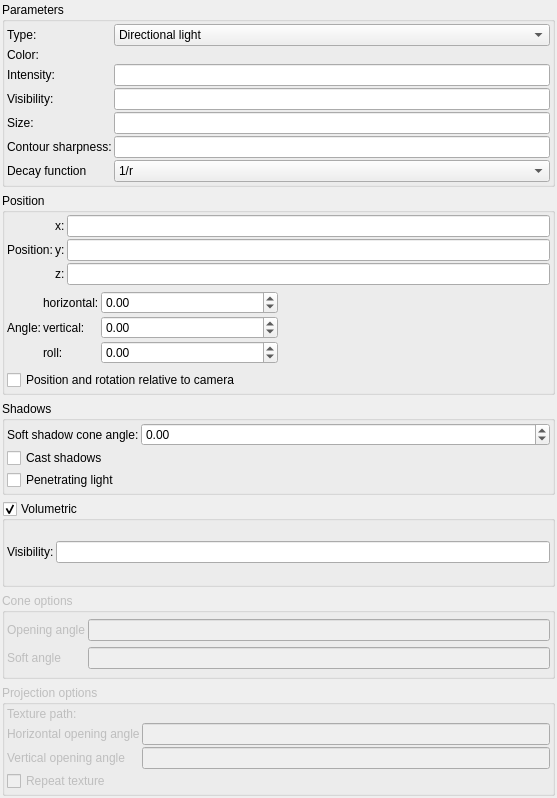
Above: mandelbulber2/qt/light_editor.ui from buddhi1980/mandelbulber2 before the change. Below: the same form after it.
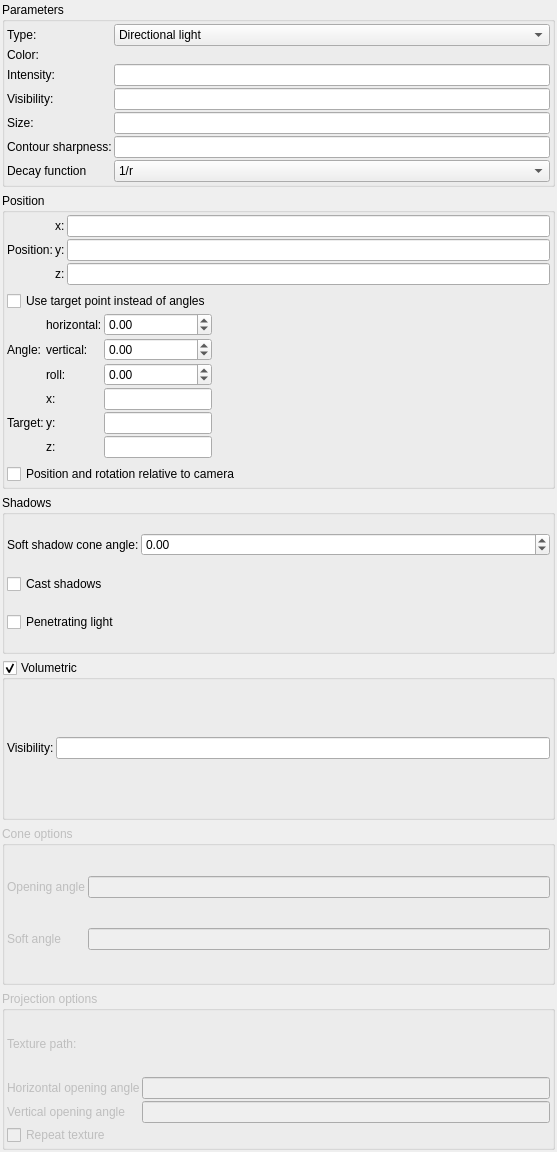
That is the form after the change. Icons and pictures are not drawn. Custom widgets are drawn as their Qt base class.

Commit message: Added option to set light cone direction defined by target point

```diff
--- a/mandelbulber2/qt/light_editor.ui
+++ b/mandelbulber2/qt/light_editor.ui
@@ -10,7 +10,7 @@
     <x>0</x>
     <y>0</y>
     <width>557</width>
-    <height>798</height>
+    <height>1152</height>
    </rect>
   </property>
   <property name="windowTitle">
@@ -310,7 +310,7 @@
        </layout>
       </item>
       <item>
-       <layout class="QHBoxLayout" name="horizontalLayout" stretch="1,0">
+       <layout class="QHBoxLayout" name="horizontalLayout" stretch="0,0">
         <property name="spacing">
          <number>2</number>
         </property>
@@ -319,22 +319,52 @@
           <property name="spacing">
            <number>2</number>
           </property>
-          <item row="1" column="0">
-           <widget class="QLabel" name="label_3">
-            <property name="text">
-             <string>Angle:</string>
+          <item row="3" column="2">
+           <widget class="MyDoubleSpinBox" name="spinboxd3_rotation_z">
+            <property name="sizePolicy">
+             <sizepolicy hsizetype="Expanding" vsizetype="Maximum">
+              <horstretch>0</horstretch>
+              <verstretch>0</verstretch>
+             </sizepolicy>
             </property>
+            <property name="toolTip">
+             <string>&lt;html&gt;&lt;head/&gt;&lt;body&gt;&lt;p&gt;Rotation of light source.&lt;/p&gt;&lt;p&gt;For directional lights it can be controlled with ball widget.&lt;/p&gt;&lt;/body&gt;&lt;/html&gt;</string>
+            </property>
+            <property name="prefix">
+             <string/>
+            </property>
+            <property name="suffix">
+             <string/>
+            </property>
+            <property name="decimals">
+             <number>2</number>
+            </property>
+            <property name="minimum">
+             <double>-36000.000000000000000</double>
+            </property>
+            <property name="maximum">
+             <double>36000.000000000000000</double>
+            </property>
+            <property name="singleStep">
+             <double>0.100000000000000</double>
+            </property>
            </widget>
           </item>
-          <item row="0" column="1">
-           <widget class="QLabel" name="label_24">
+          <item row="0" column="0" colspan="3">
+           <widget class="MyCheckBox" name="checkBox_use_target_point">
+            <property name="sizePolicy">
+             <sizepolicy hsizetype="Minimum" vsizetype="Maximum">
+              <horstretch>0</horstretch>
+              <verstretch>0</verstretch>
+             </sizepolicy>
+            </property>
             <property name="text">
-             <string>horizontal:</string>
+             <string>Use target point instead of angles</string>
             </property>
            </widget>
           </item>
-          <item row="0" column="2">
-           <widget class="MyDoubleSpinBox" name="spinboxd3_rotation_x">
+          <item row="2" column="2">
+           <widget class="MyDoubleSpinBox" name="spinboxd3_rotation_y">
             <property name="sizePolicy">
              <sizepolicy hsizetype="Minimum" vsizetype="Maximum">
               <horstretch>0</horstretch>
@@ -364,22 +394,36 @@
             </property>
            </widget>
           </item>
-          <item row="2" column="1">
-           <widget class="QLabel" name="label_26">
+          <item row="5" column="1">
+           <widget class="QLabel" name="label_target_y">
+            <property name="text">
+             <string>y:</string>
+            </property>
+           </widget>
+          </item>
+          <item row="3" column="1">
+           <widget class="QLabel" name="label_roll">
             <property name="text">
              <string>roll:</string>
             </property>
            </widget>
           </item>
-          <item row="1" column="1">
-           <widget class="QLabel" name="label_25">
+          <item row="2" column="1">
+           <widget class="QLabel" name="label_vertical">
             <property name="text">
              <string>vertical:</string>
             </property>
            </widget>
           </item>
+          <item row="1" column="1">
+           <widget class="QLabel" name="label_horizontal">
+            <property name="text">
+             <string>horizontal:</string>
+            </property>
+           </widget>
+          </item>
           <item row="1" column="2">
-           <widget class="MyDoubleSpinBox" name="spinboxd3_rotation_y">
+           <widget class="MyDoubleSpinBox" name="spinboxd3_rotation_x">
             <property name="sizePolicy">
              <sizepolicy hsizetype="Minimum" vsizetype="Maximum">
               <horstretch>0</horstretch>
@@ -409,8 +453,36 @@
             </property>
            </widget>
           </item>
-          <item row="2" column="2">
-           <widget class="MyDoubleSpinBox" name="spinboxd3_rotation_z">
+          <item row="2" column="0">
+           <widget class="QLabel" name="label_angle">
+            <property name="text">
+             <string>Angle:</string>
+            </property>
+           </widget>
+          </item>
+          <item row="4" column="1">
+           <widget class="QLabel" name="label_target_x">
+            <property name="text">
+             <string>x:</string>
+            </property>
+           </widget>
+          </item>
+          <item row="6" column="1">
+           <widget class="QLabel" name="label_target_z">
+            <property name="text">
+             <string>z:</string>
+            </property>
+           </widget>
+          </item>
+          <item row="5" column="0">
+           <widget class="QLabel" name="label_target">
+            <property name="text">
+             <string>Target:</string>
+            </property>
+           </widget>
+          </item>
+          <item row="4" column="2">
+           <widget class="MyLineEdit" name="vect3_target_x">
             <property name="sizePolicy">
              <sizepolicy hsizetype="Expanding" vsizetype="Maximum">
               <horstretch>0</horstretch>
@@ -420,23 +492,31 @@
             <property name="toolTip">
              <string>&lt;html&gt;&lt;head/&gt;&lt;body&gt;&lt;p&gt;Rotation of light source.&lt;/p&gt;&lt;p&gt;For directional lights it can be controlled with ball widget.&lt;/p&gt;&lt;/body&gt;&lt;/html&gt;</string>
             </property>
-            <property name="prefix">
-             <string/>
+           </widget>
+          </item>
+          <item row="5" column="2">
+           <widget class="MyLineEdit" name="vect3_target_y">
+            <property name="sizePolicy">
+             <sizepolicy hsizetype="Expanding" vsizetype="Maximum">
+              <horstretch>0</horstretch>
+              <verstretch>0</verstretch>
+             </sizepolicy>
             </property>
-            <property name="suffix">
-             <string/>
+            <property name="toolTip">
+             <string>&lt;html&gt;&lt;head/&gt;&lt;body&gt;&lt;p&gt;Coordinates of light source&lt;/p&gt;&lt;/body&gt;&lt;/html&gt;</string>
             </property>
-            <property name="decimals">
-             <number>2</number>
+           </widget>
+          </item>
+          <item row="6" column="2">
+           <widget class="MyLineEdit" name="vect3_target_z">
+            <property name="sizePolicy">
+             <sizepolicy hsizetype="Expanding" vsizetype="Maximum">
+              <horstretch>0</horstretch>
+              <verstretch>0</verstretch>
+             </sizepolicy>
             </property>
-            <property name="minimum">
-             <double>-36000.000000000000000</double>
-            </property>
-            <property name="maximum">
-             <double>36000.000000000000000</double>
-            </property>
-            <property name="singleStep">
-             <double>0.100000000000000</double>
+            <property name="toolTip">
+             <string>&lt;html&gt;&lt;head/&gt;&lt;body&gt;&lt;p&gt;Coordinates of light source&lt;/p&gt;&lt;/body&gt;&lt;/html&gt;</string>
             </property>
            </widget>
           </item>
```
Left out of the diff: 2 changed lines with no effect on the pictures. The commit also changes 7 other files.
